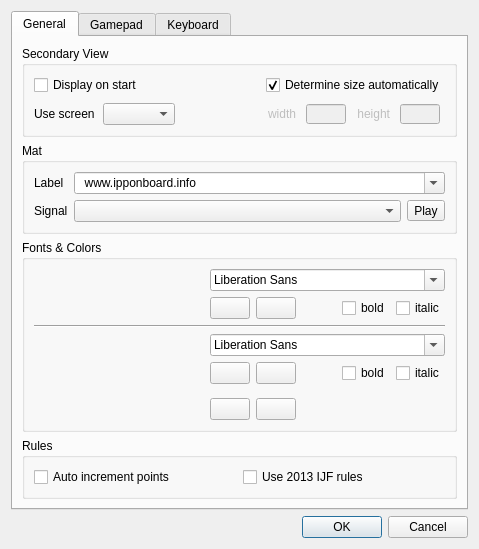
Before: the Qt Designer form base/settingsdlg.ui in fmuecke/Ipponboard, drawn with Qt 5.
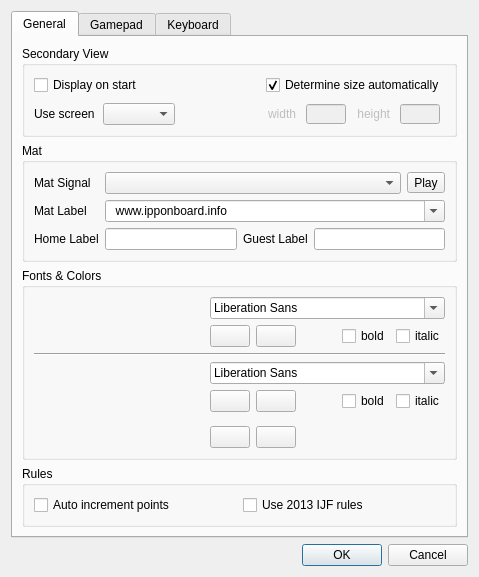
After: the same form once the commit is applied. Icons and pictures are not drawn. Custom widgets are drawn as their Qt base class.

Commit message: team: made labels for "home" and "guest" editable in settings page

What changed in the file:
```diff
--- a/base/settingsdlg.ui
+++ b/base/settingsdlg.ui
@@ -9,8 +9,8 @@
    <rect>
     <x>0</x>
     <y>0</y>
-    <width>479</width>
-    <height>537</height>
+    <width>459</width>
+    <height>566</height>
    </rect>
   </property>
   <property name="sizePolicy">
@@ -237,25 +237,49 @@
          <property name="checkable">
           <bool>false</bool>
          </property>
-         <layout class="QGridLayout" name="gridLayout_3" rowstretch="0,0" columnstretch="0,1">
+         <layout class="QGridLayout" name="gridLayout_3" rowstretch="0,0,0" columnstretch="0,0">
+          <item row="2" column="0">
+           <widget class="QLabel" name="label_home">
+            <property name="toolTip">
+             <string>The text that is shown above the score for the &quot;home&quot; side</string>
+            </property>
+            <property name="text">
+             <string>Home Label</string>
+            </property>
+           </widget>
+          </item>
+          <item row="0" column="1">
+           <layout class="QHBoxLayout" name="horizontalLayout_2">
+            <item>
+             <widget class="QComboBox" name="comboBox_sound_time_ends"/>
+            </item>
+            <item>
+             <widget class="QToolButton" name="toolButton_play_gong">
+              <property name="text">
+               <string>Play</string>
+              </property>
+              <property name="icon">
+               <iconset resource="ipponboard.qrc">
+                <normaloff>:/res/icons/play.png</normaloff>:/res/icons/play.png</iconset>
+              </property>
+              <property name="toolButtonStyle">
+               <enum>Qt::ToolButtonTextBesideIcon</enum>
+              </property>
+              <property name="arrowType">
+               <enum>Qt::NoArrow</enum>
+              </property>
+             </widget>
+            </item>
+           </layout>
+          </item>
           <item row="1" column="0">
-           <widget class="QLabel" name="label_text_gong">
-            <property name="frameShape">
-             <enum>QFrame::NoFrame</enum>
-            </property>
-            <property name="text">
-             <string>Signal</string>
-            </property>
-           </widget>
-          </item>
-          <item row="0" column="0">
            <widget class="QLabel" name="label_mat_number">
             <property name="text">
-             <string>Label</string>
+             <string>Mat Label</string>
             </property>
            </widget>
           </item>
-          <item row="0" column="1">
+          <item row="1" column="1">
            <widget class="QComboBox" name="comboBox_mat">
             <property name="editable">
              <bool>true</bool>
@@ -317,30 +341,39 @@
             </item>
            </widget>
           </item>
-          <item row="1" column="1">
-           <layout class="QHBoxLayout" name="horizontalLayout_2">
+          <item row="2" column="1">
+           <layout class="QHBoxLayout" name="horizontalLayout_5" stretch="1,0,1">
+            <property name="rightMargin">
+             <number>0</number>
+            </property>
             <item>
-             <widget class="QComboBox" name="comboBox_sound_time_ends"/>
+             <widget class="QLineEdit" name="lineEdit_labelHome"/>
             </item>
             <item>
-             <widget class="QToolButton" name="toolButton_play_gong">
+             <widget class="QLabel" name="label_guest">
+              <property name="toolTip">
+               <string>The text that is shown above the score for the &quot;guest&quot; side</string>
+              </property>
               <property name="text">
-               <string>Play</string>
-              </property>
-              <property name="icon">
-               <iconset resource="ipponboard.qrc">
-                <normaloff>:/res/icons/play.png</normaloff>:/res/icons/play.png</iconset>
-              </property>
-              <property name="toolButtonStyle">
-               <enum>Qt::ToolButtonTextBesideIcon</enum>
-              </property>
-              <property name="arrowType">
-               <enum>Qt::NoArrow</enum>
+               <string>Guest Label</string>
               </property>
              </widget>
             </item>
+            <item>
+             <widget class="QLineEdit" name="lineEdit_labelGuest"/>
+            </item>
            </layout>
           </item>
+          <item row="0" column="0">
+           <widget class="QLabel" name="label_text_gong">
+            <property name="frameShape">
+             <enum>QFrame::NoFrame</enum>
+            </property>
+            <property name="text">
+             <string>Mat Signal</string>
+            </property>
+           </widget>
+          </item>
          </layout>
         </widget>
        </item>
@@ -553,7 +586,7 @@
             <property name="sizeHint" stdset="0">
              <size>
               <width>20</width>
-              <height>40</height>
+              <height>20</height>
              </size>
             </property>
            </spacer>
@@ -711,7 +744,7 @@
          <property name="title">
           <string>Rules</string>
          </property>
-         <layout class="QHBoxLayout" name="horizontalLayout_4">
+         <layout class="QHBoxLayout" name="horizontalLayout_4" stretch="1,1">
           <item>
            <widget class="QCheckBox" name="checkBox_increment_points">
             <property name="toolTip">
```
The commit also changes 10 other files.
